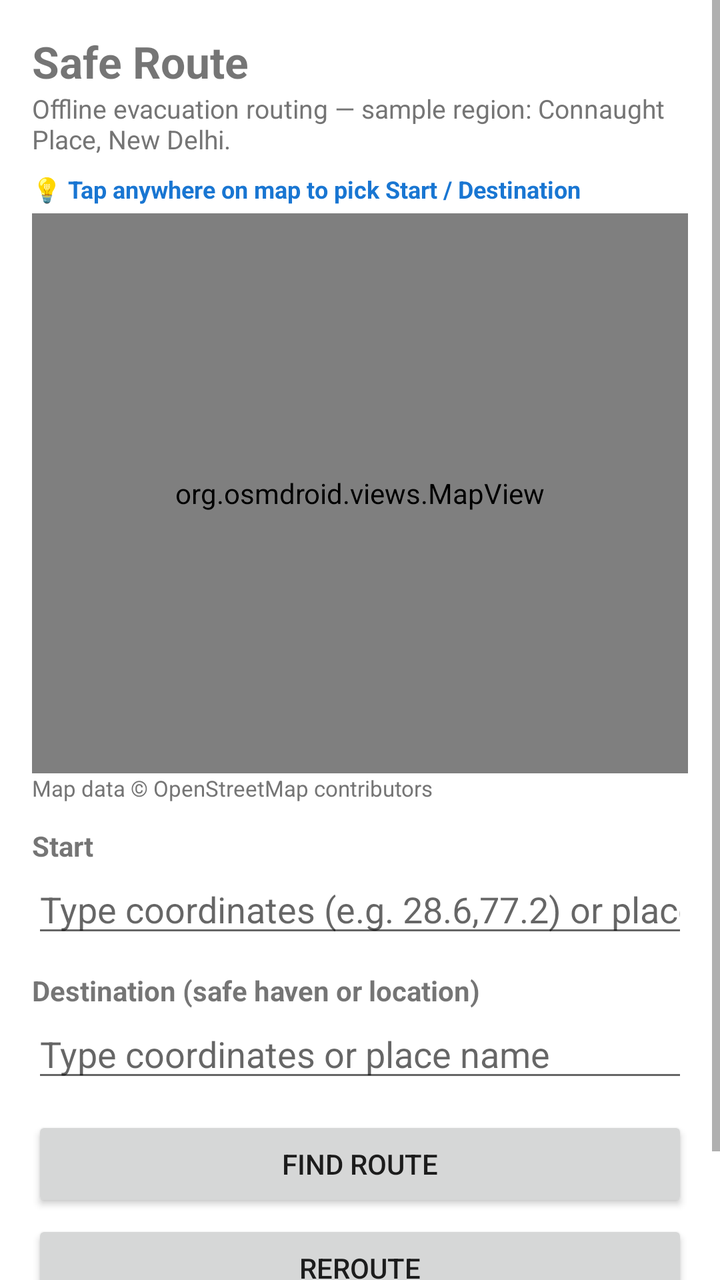
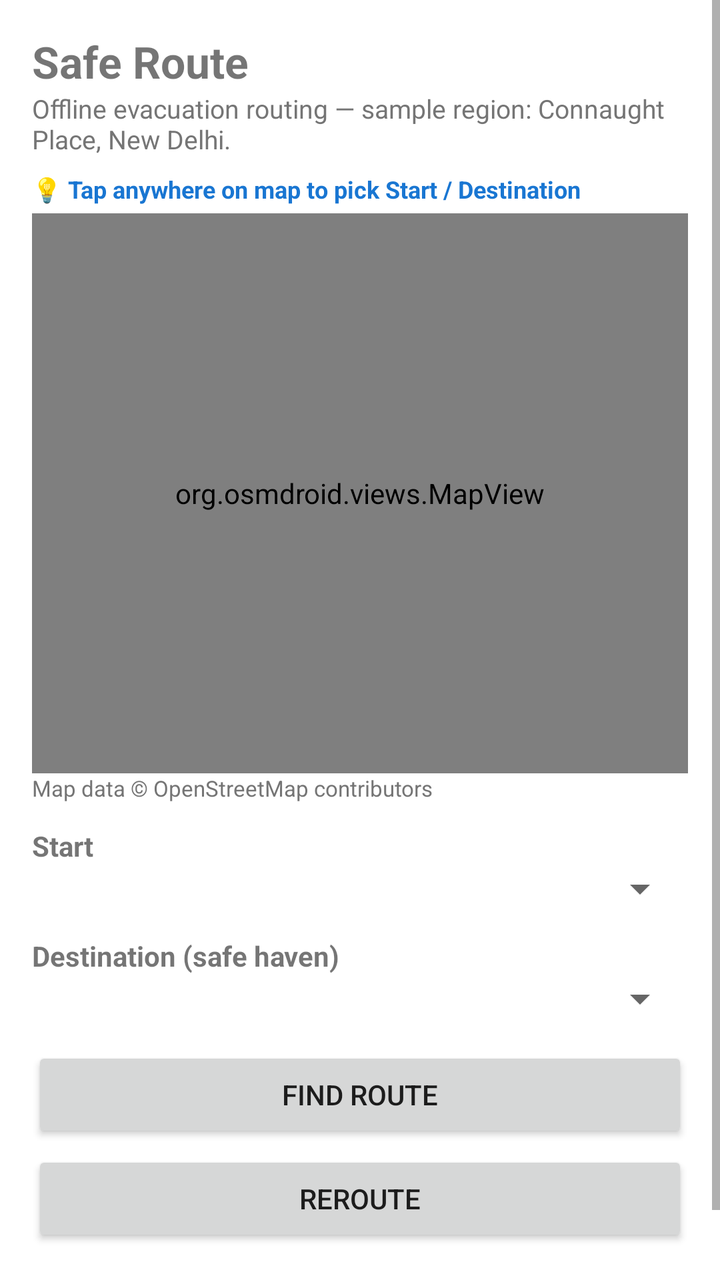

The first picture is an Android layout as it rendered before a commit; the second is the same layout after the commit. The layout source and the unified diff follow.
<!-- AndroidManifest.xml: application theme Theme.GeoRescuX -->
<!-- res/layout/activity_route.xml -->
<?xml version="1.0" encoding="utf-8"?>
<ScrollView xmlns:android="http://schemas.android.com/apk/res/android"
    android:layout_width="match_parent"
    android:layout_height="match_parent"
    android:fillViewport="true">

    <LinearLayout
        android:layout_width="match_parent"
        android:layout_height="wrap_content"
        android:orientation="vertical"
        android:padding="16dp">

        <TextView
            android:layout_width="wrap_content"
            android:layout_height="wrap_content"
            android:text="Safe Route"
            android:textSize="22sp"
            android:textStyle="bold" />

        <TextView
            android:layout_width="wrap_content"
            android:layout_height="wrap_content"
            android:layout_marginBottom="8dp"
            android:text="Offline evacuation routing — sample region: Connaught Place, New Delhi."
            android:textColor="#757575"
            android:textSize="13sp" />

        <TextView
            android:layout_width="wrap_content"
            android:layout_height="wrap_content"
            android:layout_marginBottom="4dp"
            android:text="💡 Tap anywhere on map to pick Start / Destination"
            android:textColor="#1976D2"
            android:textSize="12sp"
            android:textStyle="bold" />

        <org.osmdroid.views.MapView
            android:id="@+id/mapView"
            android:layout_width="match_parent"
            android:layout_height="280dp" />

        <TextView
            android:layout_width="match_parent"
            android:layout_height="wrap_content"
            android:layout_marginBottom="12dp"
            android:text="Map data © OpenStreetMap contributors"
            android:textColor="#757575"
            android:textSize="11sp" />

        <TextView
            android:layout_width="wrap_content"
            android:layout_height="wrap_content"
            android:text="Start"
            android:textSize="14sp"
            android:textStyle="bold" />

        <EditText
            android:id="@+id/editTextStartNode"
            android:layout_width="match_parent"
            android:layout_height="wrap_content"
            android:hint="Type coordinates (e.g. 28.6,77.2) or place name"
            android:inputType="text"
            android:layout_marginBottom="12dp" />

        <TextView
            android:layout_width="wrap_content"
            android:layout_height="wrap_content"
            android:text="Destination (safe haven or location)"
            android:textSize="14sp"
            android:textStyle="bold" />

        <EditText
            android:id="@+id/editTextDestinationNode"
            android:layout_width="match_parent"
            android:layout_height="wrap_content"
            android:hint="Type coordinates or place name"
            android:inputType="text"
            android:layout_marginBottom="12dp" />

        <Button
            android:id="@+id/buttonFindRoute"
            android:layout_width="match_parent"
            android:layout_height="wrap_content"
            android:text="Find route" />

        <Button
            android:id="@+id/buttonReroute"
            android:layout_width="match_parent"
            android:layout_height="wrap_content"
            android:layout_marginTop="4dp"
            android:text="Reroute" />

        <TextView
            android:id="@+id/textViewNoMapData"
            android:layout_width="match_parent"
            android:layout_height="wrap_content"
            android:layout_marginTop="8dp"
            android:text="No map data available."
            android:textColor="#D32F2F"
            android:visibility="gone" />

        <TextView
            android:id="@+id/textViewNoRoute"
            android:layout_width="match_parent"
            android:layout_height="wrap_content"
            android:layout_marginTop="12dp"
            android:textColor="#D32F2F"
            android:textSize="14sp"
            android:visibility="gone" />

        <TextView
            android:id="@+id/textViewRouteSummary"
            android:layout_width="match_parent"
            android:layout_height="wrap_content"
            android:layout_marginTop="12dp"
            android:textSize="14sp"
            android:textStyle="bold"
            android:visibility="gone" />

        <TextView
            android:id="@+id/textViewHazardWarnings"
            android:layout_width="match_parent"
            android:layout_height="wrap_content"
            android:layout_marginTop="4dp"
            android:textColor="#B71C1C"
            android:textSize="13sp"
            android:visibility="gone" />

        <TextView
            android:layout_width="wrap_content"
            android:layout_height="wrap_content"
            android:layout_marginTop="16dp"
            android:text="Route steps"
            android:textSize="16sp"
            android:textStyle="bold" />

        <LinearLayout
            android:id="@+id/routeStepsContainer"
            android:layout_width="match_parent"
            android:layout_height="wrap_content"
            android:orientation="vertical" />
    </LinearLayout>
</ScrollView>
<!-- resources referenced by this layout -->
<resources>
  <style name="Theme.GeoRescuX" parent="Theme.MaterialComponents.DayNight.DarkActionBar">
          
          <item name="colorPrimary">@color/purple_500</item>
          <item name="colorPrimaryVariant">@color/purple_700</item>
          <item name="colorOnPrimary">@color/white</item>
          
          <item name="colorSecondary">@color/teal_200</item>
          <item name="colorSecondaryVariant">@color/teal_700</item>
          <item name="colorOnSecondary">@color/black</item>
          
          <item name="android:statusBarColor">?attr/colorPrimaryVariant</item>
          
      </style>
  <color name="purple_500">#FF6200EE</color>
  <color name="purple_700">#FF3700B3</color>
  <color name="white">#FFFFFFFF</color>
  <color name="teal_200">#FF03DAC5</color>
  <color name="teal_700">#FF018786</color>
  <color name="black">#FF000000</color>
</resources>

<!-- the commit's change to res/layout/activity_route.xml (unified diff, before → after) -->
@@ -54,27 +54,23 @@
             android:textSize="14sp"
             android:textStyle="bold" />
 
-        <EditText
-            android:id="@+id/editTextStartNode"
+        <Spinner
+            android:id="@+id/spinnerStartNode"
             android:layout_width="match_parent"
             android:layout_height="wrap_content"
-            android:hint="Type coordinates (e.g. 28.6,77.2) or place name"
-            android:inputType="text"
             android:layout_marginBottom="12dp" />
 
         <TextView
             android:layout_width="wrap_content"
             android:layout_height="wrap_content"
-            android:text="Destination (safe haven or location)"
+            android:text="Destination (safe haven)"
             android:textSize="14sp"
             android:textStyle="bold" />
 
-        <EditText
-            android:id="@+id/editTextDestinationNode"
+        <Spinner
+            android:id="@+id/spinnerDestinationNode"
             android:layout_width="match_parent"
             android:layout_height="wrap_content"
-            android:hint="Type coordinates or place name"
-            android:inputType="text"
             android:layout_marginBottom="12dp" />
 
         <Button
